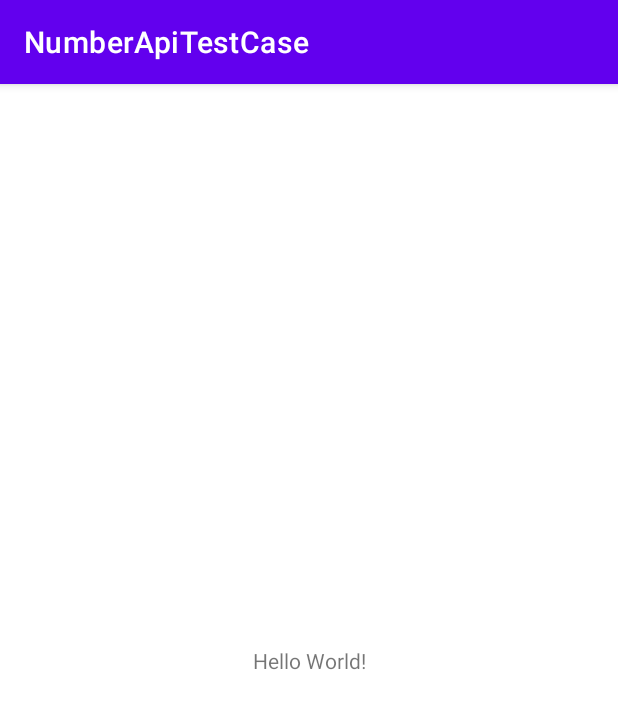
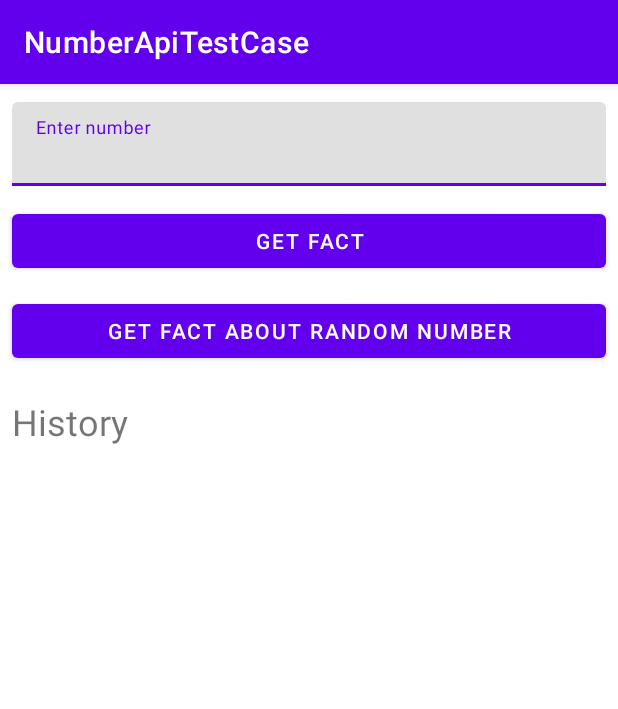
Before and after one commit to Desperate10/NumberApiTestCase, an Android app: the screen it shows after launch (MainActivity), on a phone screen of 412 x 824 dp. Shown: the top 709 px of the screen. Run offline under Robolectric (Android 15) with nearby library versions, the phone set to English and light mode, and no system bars; our stand-ins replace Dagger/Hilt's generated code.

Commit message:
Presentation layer main screen - implemented main screen functionality - edit main activity layout for holding fragments - added extension for flow lifecycle - added extension for cleaning up when fragment destroying

```diff
--- a/app/src/main/java/gromov/numberapitestcase/app/database/DatabaseModule.kt
+++ b/app/src/main/java/gromov/numberapitestcase/app/database/DatabaseModule.kt
@@ -7,6 +7,7 @@ import dagger.Provides
 import dagger.hilt.InstallIn
 import dagger.hilt.android.qualifiers.ApplicationContext
 import dagger.hilt.components.SingletonComponent
+import gromov.numberapitestcase.main_feature.data.local.dao.NumberDao
 import javax.inject.Singleton
 
 @Module
@@ -24,4 +25,9 @@ object DatabaseModule {
             "numbers_db"
         ).build()
     }
+
+    @Provides
+    fun provideNumberDao(appDatabase: AppDatabase) : NumberDao {
+        return appDatabase.numberDao()
+    }
 }
--- a/app/src/main/res/layout/activity_main.xml
+++ b/app/src/main/res/layout/activity_main.xml
@@ -1,18 +1,19 @@
 <?xml version="1.0" encoding="utf-8"?>
-<androidx.constraintlayout.widget.ConstraintLayout xmlns:android="http://schemas.android.com/apk/res/android"
+<FrameLayout xmlns:android="http://schemas.android.com/apk/res/android"
     xmlns:app="http://schemas.android.com/apk/res-auto"
     xmlns:tools="http://schemas.android.com/tools"
+    android:id="@+id/llLayout"
     android:layout_width="match_parent"
     android:layout_height="match_parent"
+    android:orientation="vertical"
     tools:context=".core.MainActivity">
 
-    <TextView
-        android:layout_width="wrap_content"
-        android:layout_height="wrap_content"
-        android:text="Hello World!"
-        app:layout_constraintBottom_toBottomOf="parent"
-        app:layout_constraintEnd_toEndOf="parent"
-        app:layout_constraintStart_toStartOf="parent"
-        app:layout_constraintTop_toTopOf="parent" />
+    <androidx.fragment.app.FragmentContainerView
+        android:id="@+id/usersNavHostFragment"
+        android:name="androidx.navigation.fragment.NavHostFragment"
+        android:layout_width="match_parent"
+        android:layout_height="match_parent"
+        app:defaultNavHost="true"
+        app:navGraph="@navigation/nav_graph" />
 
-</androidx.constraintlayout.widget.ConstraintLayout>
+</FrameLayout>
--- a/app/src/main/res/layout/fragment_main.xml
+++ b/app/src/main/res/layout/fragment_main.xml
@@ -1,13 +1,107 @@
 <?xml version="1.0" encoding="utf-8"?>
-<FrameLayout xmlns:android="http://schemas.android.com/apk/res/android"
+<androidx.constraintlayout.widget.ConstraintLayout xmlns:android="http://schemas.android.com/apk/res/android"
+    xmlns:app="http://schemas.android.com/apk/res-auto"
     xmlns:tools="http://schemas.android.com/tools"
     android:layout_width="match_parent"
     android:layout_height="match_parent"
     tools:context=".main_feature.presentation.main.MainFragment">
 
-    <TextView
-        android:layout_width="match_parent"
-        android:layout_height="match_parent"
-        android:text="Hello" />
+    <com.google.android.material.textfield.TextInputLayout
+        android:id="@+id/number_input_layout"
+        android:layout_width="0dp"
+        android:layout_height="wrap_content"
+        android:hint="@string/enter_a_number_hint"
+        app:layout_constraintBottom_toTopOf="@+id/get_fact_button"
+        app:layout_constraintEnd_toEndOf="@id/right_margin"
+        app:layout_constraintHorizontal_bias="0.5"
+        app:layout_constraintStart_toStartOf="@+id/left_margin"
+        app:layout_constraintTop_toTopOf="parent">
 
-</FrameLayout>
+        <com.google.android.material.textfield.TextInputEditText
+            android:id="@+id/number_edit_text"
+            android:layout_width="match_parent"
+            android:layout_height="match_parent"
+            android:inputType="number"
+            android:maxLength="4" />
+    </com.google.android.material.textfield.TextInputLayout>
+
+    <com.google.android.material.button.MaterialButton
+        android:id="@+id/get_fact_button"
+        android:layout_width="0dp"
+        android:layout_height="wrap_content"
+        android:text="@string/get_fact"
+        app:layout_constraintBottom_toTopOf="@+id/get_random_fact_button"
+        app:layout_constraintEnd_toEndOf="@id/right_margin"
+        app:layout_constraintHorizontal_bias="0.5"
+        app:layout_constraintStart_toStartOf="@id/left_margin"
+        app:layout_constraintTop_toBottomOf="@+id/number_input_layout" />
+
+    <com.google.android.material.button.MaterialButton
+        android:id="@+id/get_random_fact_button"
+        android:layout_width="0dp"
+        android:layout_height="wrap_content"
+        android:text="@string/get_fact_about_random_number"
+        app:layout_constraintBottom_toBottomOf="parent"
+        app:layout_constraintBottom_toTopOf="@id/middle"
+        app:layout_constraintEnd_toEndOf="@id/right_margin"
+        app:layout_constraintHorizontal_bias="0.5"
+        app:layout_constraintStart_toStartOf="@id/left_margin"
+        app:layout_constraintTop_toBottomOf="@+id/get_fact_button" />
+
+    <com.google.android.material.textview.MaterialTextView
+        android:id="@+id/history_text_view"
+        android:layout_width="0dp"
+        android:layout_height="wrap_content"
+        android:layout_marginTop="8dp"
+        android:text="@string/history_text"
+        android:textSize="24sp"
+        app:layout_constraintStart_toStartOf="@id/left_margin"
+        app:layout_constraintTop_toBottomOf="@+id/middle" />
+
+    <androidx.recyclerview.widget.RecyclerView
+        android:id="@+id/history_recycler_view"
+        android:layout_width="0dp"
+        android:layout_height="0dp"
+        android:layout_marginTop="8dp"
+        app:layout_constraintBottom_toBottomOf="@id/bottom_margin"
+        app:layout_constraintEnd_toEndOf="@id/right_margin"
+        app:layout_constraintStart_toStartOf="@id/left_margin"
+        app:layout_constraintTop_toBottomOf="@id/history_text_view" />
+
+    <androidx.constraintlayout.widget.Guideline
+        android:id="@+id/middle"
+        android:layout_width="wrap_content"
+        android:layout_height="wrap_content"
+        android:orientation="horizontal"
+        app:layout_constraintGuide_begin="201dp" />
+
+    <androidx.constraintlayout.widget.Guideline
+        android:id="@+id/left_margin"
+        android:layout_width="wrap_content"
+        android:layout_height="wrap_content"
+        android:orientation="vertical"
+        app:layout_constraintGuide_begin="8dp" />
+
+    <androidx.constraintlayout.widget.Guideline
+        android:id="@+id/right_margin"
+        android:layout_width="wrap_content"
+        android:layout_height="wrap_content"
+        android:orientation="vertical"
+        app:layout_constraintGuide_end="8dp" />
+
+    <androidx.constraintlayout.widget.Guideline
+        android:id="@+id/top_margin"
+        android:layout_width="wrap_content"
+        android:layout_height="wrap_content"
+        android:orientation="horizontal"
+        app:layout_constraintGuide_begin="8dp" />
+
+    <androidx.constraintlayout.widget.Guideline
+        android:id="@+id/bottom_margin"
+        android:layout_width="wrap_content"
+        android:layout_height="wrap_content"
+        android:orientation="horizontal"
+        app:layout_constraintGuide_end="8dp" />
+
+
+</androidx.constraintlayout.widget.ConstraintLayout>
--- a/app/src/main/res/values/strings.xml
+++ b/app/src/main/res/values/strings.xml
@@ -1,5 +1,7 @@
 <resources>
     <string name="app_name">NumberApiTestCase</string>
-    <!-- TODO: Remove or change this placeholder text -->
-    <string name="hello_blank_fragment">Hello blank fragment</string>
+    <string name="enter_a_number_hint">Enter number</string>
+    <string name="get_fact">Get fact</string>
+    <string name="get_fact_about_random_number">Get fact about random number</string>
+    <string name="history_text">History</string>
 </resources>
```
Also changed, not shown: app/src/main/java/gromov/numberapitestcase/core/extention/AutoCleanedValue.kt (added, +62 -0 lines), app/src/main/java/gromov/numberapitestcase/core/extention/ExtensionAutoCleaned.kt (added, +7 -0 lines), app/src/main/java/gromov/numberapitestcase/core/extention/ExtensionFlowLifecycle.kt (added, +36 -0 lines), app/src/main/java/gromov/numberapitestcase/main_feature/presentation/details/DetailsFragment.kt (+18 -3 lines), app/src/main/java/gromov/numberapitestcase/main_feature/presentation/main/MainViewModel.kt (+55 -2 lines), app/src/main/java/gromov/numberapitestcase/main_feature/presentation/main/adapter/NumberListAdapter.kt (added, +32 -0 lines), app/src/main/java/gromov/numberapitestcase/main_feature/presentation/main/adapter/NumberListDiffUtil.kt (added, +15 -0 lines), app/src/main/java/gromov/numberapitestcase/main_feature/presentation/main/adapter/NumberListViewHolder.kt (added, +7 -0 lines), app/src/main/res/layout/item_number_list.xml (added, +30 -0 lines).
